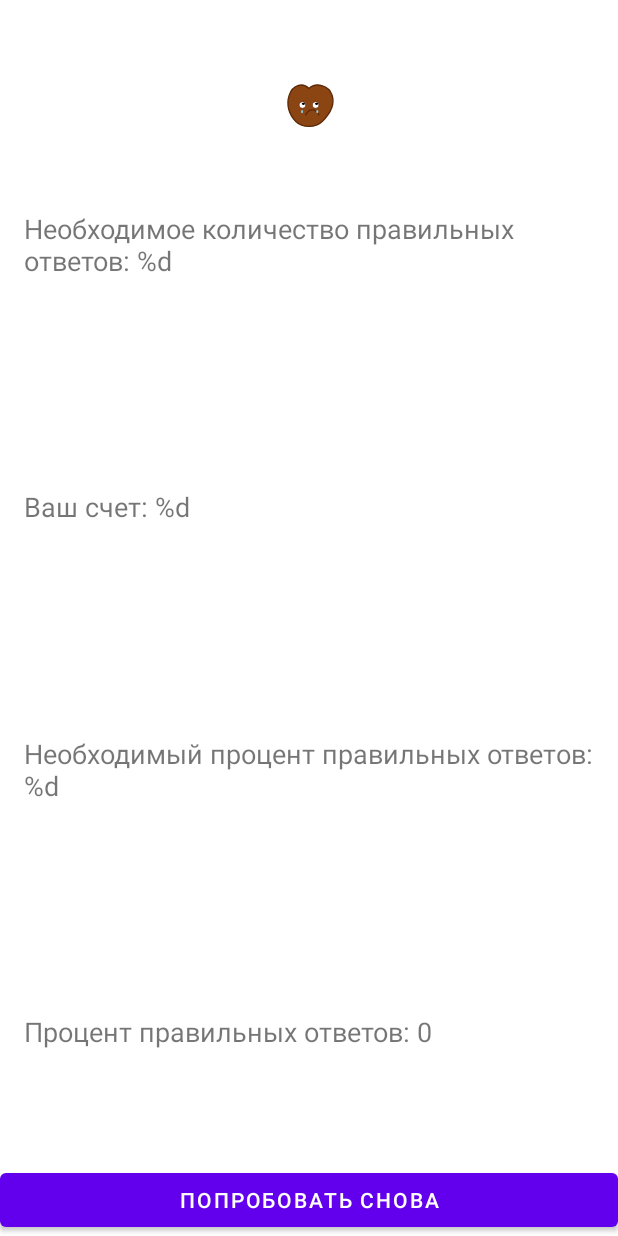
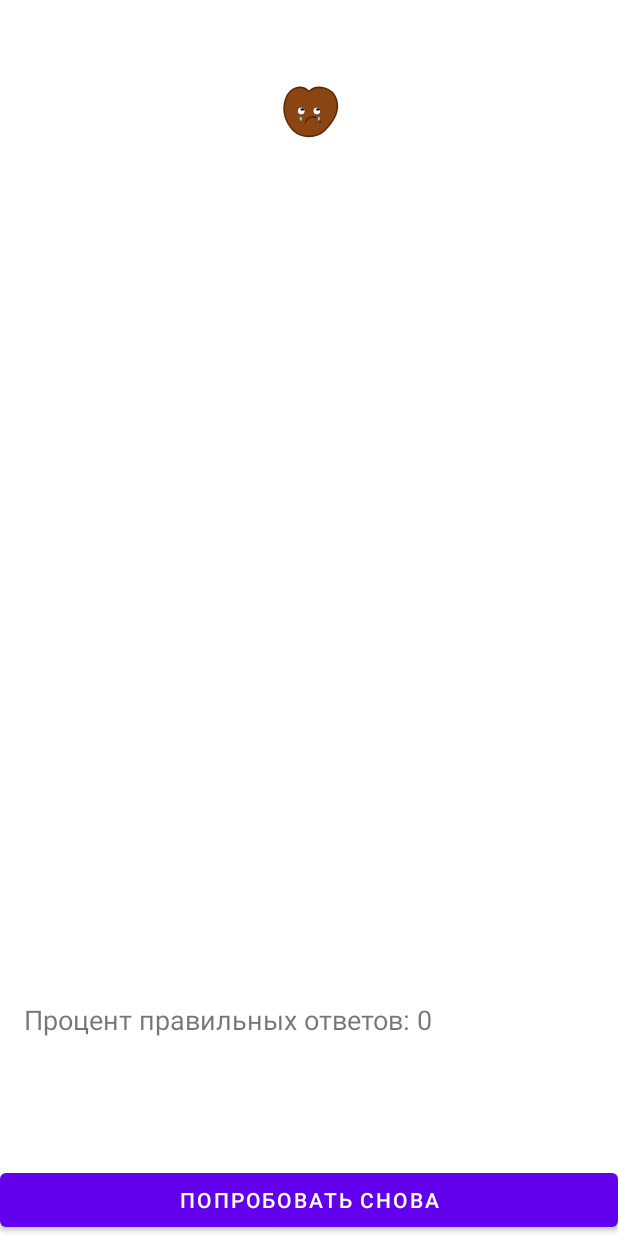
Before and after one commit to Shpzdsh/Compositions, an Android app built with Jetpack Compose: the fragment GameFinishedFragment placed in its activity, on a phone screen of 412 x 824 dp. Run offline under Robolectric (Android 15) with nearby library versions, the phone set to English and light mode, and no system bars; our stand-ins replace data binding; 5 statements that could not run were skipped.

```diff
--- a/app/build.gradle.kts
+++ b/app/build.gradle.kts
@@ -4,7 +4,7 @@ plugins {
     alias(libs.plugins.kotlin.compose)
     alias(libs.plugins.kotlin.parcelize)
     alias(libs.plugins.safeargs)
-
+    alias(libs.plugins.kotlin.kapt)
 }
 
 android {
@@ -39,7 +39,7 @@ android {
     }
     buildFeatures {
         compose = true
-        viewBinding = true
+        dataBinding = true
     }
 }
 
--- a/app/src/main/java/com/shpzdsh/compositions/domain/entity/GameResult.kt
+++ b/app/src/main/java/com/shpzdsh/compositions/domain/entity/GameResult.kt
@@ -9,4 +9,8 @@ data class GameResult(
     val countOfRightAnswer: Int,
     val countOfQuestions: Int,
     val gameSettings: GameSettings,
-) : Parcelable
+) : Parcelable {
+
+    val countOfRightAnswerString: String
+        get() = countOfRightAnswer.toString()
+}
--- a/app/src/main/java/com/shpzdsh/compositions/presentation/GameFinishedFragment.kt
+++ b/app/src/main/java/com/shpzdsh/compositions/presentation/GameFinishedFragment.kt
@@ -45,20 +45,21 @@ class GameFinishedFragment : Fragment() {
     }
 
     private fun bindViews() {
+        binding.gameResult = args.gameResult
         with(binding) {
             emojiResult.setImageResource(getSmileResId())
-            tvRequiredAnswers.text = String.format(
-                getString(R.string.required_score),
-                args.gameResult.gameSettings.minCountOfRightAnswers
-            )
-            tvScopeAnswers.text = String.format(
-                getString(R.string.score_answers),
-                args.gameResult.countOfRightAnswer
-            )
-            tvRequiredPercentage.text = String.format(
-                getString(R.string.required_percentage),
-                args.gameResult.gameSettings.minPercentOfRightAnswer
-            )
+//            tvRequiredAnswers.text = String.format(
+//                getString(R.string.required_score),
+//                args.gameResult.gameSettings.minCountOfRightAnswers
+//            )
+//            tvScopeAnswers.text = String.format(
+//                getString(R.string.score_answers),
+//                args.gameResult.countOfRightAnswer
+//            )
+//            tvRequiredPercentage.text = String.format(
+//                getString(R.string.required_percentage),
+//                args.gameResult.gameSettings.minPercentOfRightAnswer
+//            )
             tvScopePercentage.text = String.format(
                 getString(R.string.score_percentage),
                 getPercentOfRightAnswers()
--- a/app/src/main/res/layout/activity_main.xml
+++ b/app/src/main/res/layout/activity_main.xml
@@ -1,14 +1,16 @@
 <?xml version="1.0" encoding="utf-8"?>
+<layout>
+
     <androidx.fragment.app.FragmentContainerView xmlns:android="http://schemas.android.com/apk/res/android"
+        xmlns:app="http://schemas.android.com/apk/res-auto"
         xmlns:tools="http://schemas.android.com/tools"
-    xmlns:app="http://schemas.android.com/apk/res-auto"
         android:id="@+id/main_container"
-    android:orientation="vertical"
+        android:name="androidx.navigation.fragment.NavHostFragment"
         android:layout_width="match_parent"
         android:layout_height="match_parent"
-    android:name="androidx.navigation.fragment.NavHostFragment"
+        android:orientation="vertical"
+        app:defaultNavHost="true"
         app:navGraph="@navigation/main_navigation"
-    app:defaultNavHost="true"
-    tools:context=".presentation.MainActivity">
+        tools:context=".presentation.MainActivity" />
 
-</androidx.fragment.app.FragmentContainerView>
+</layout>
--- a/app/src/main/res/layout/fragment_game_finished.xml
+++ b/app/src/main/res/layout/fragment_game_finished.xml
@@ -1,9 +1,19 @@
 <?xml version="1.0" encoding="utf-8"?>
+<layout>
+
+    <data>
+
+        <variable
+            name="gameResult"
+            type="com.shpzdsh.compositions.domain.entity.GameResult"
+            />
+    </data>
+
     <androidx.constraintlayout.widget.ConstraintLayout xmlns:android="http://schemas.android.com/apk/res/android"
+        xmlns:app="http://schemas.android.com/apk/res-auto"
         xmlns:tools="http://schemas.android.com/tools"
         android:layout_width="match_parent"
         android:layout_height="match_parent"
-    xmlns:app="http://schemas.android.com/apk/res-auto"
         android:background="@android:color/background_light"
         tools:context=".presentation.GameFinishedFragment">
 
@@ -17,26 +27,26 @@
             app:layout_constraintEnd_toEndOf="parent"
             app:layout_constraintStart_toStartOf="parent"
             app:layout_constraintTop_toTopOf="parent"
-        tools:srcCompat="@drawable/ic_smile_poop"/>
+            tools:srcCompat="@drawable/ic_smile_poop" />
 
         <TextView
             android:id="@+id/tv_required_answers"
             android:layout_width="match_parent"
             android:layout_height="wrap_content"
             android:layout_margin="16dp"
-        android:text="@string/required_score"
+            android:text="@{gameResult.gameSettings.minCountOfRightAnswersString}"
             android:textSize="18sp"
             app:layout_constraintBottom_toTopOf="@+id/tv_scope_answers"
             app:layout_constraintEnd_toEndOf="parent"
             app:layout_constraintStart_toStartOf="parent"
             app:layout_constraintTop_toTopOf="parent"
-        app:layout_constraintVertical_chainStyle="spread"/>
+            app:layout_constraintVertical_chainStyle="spread" />
 
         <TextView
             android:id="@+id/tv_scope_answers"
             android:layout_width="0dp"
             android:layout_height="wrap_content"
-        android:text="@string/score_answers"
+            android:text="@{gameResult.countOfRightAnswerString}"
             android:textSize="18sp"
             app:layout_constraintBottom_toTopOf="@+id/tv_required_percentage"
             app:layout_constraintEnd_toEndOf="@+id/tv_required_answers"
@@ -48,13 +58,13 @@
             android:layout_width="0dp"
             android:layout_height="wrap_content"
             android:layout_marginTop="16dp"
-        android:text="@string/required_percentage"
+            android:text="@{gameResult.gameSettings.minPercentOfRightAnswerString}"
             android:textSize="18sp"
             app:layout_constraintBottom_toTopOf="@+id/tv_scope_percentage"
             app:layout_constraintEnd_toEndOf="@id/tv_required_answers"
             app:layout_constraintStart_toStartOf="@id/tv_required_answers"
             app:layout_constraintTop_toBottomOf="@id/tv_scope_answers"
-        app:layout_constraintVertical_chainStyle="packed"/>
+            app:layout_constraintVertical_chainStyle="packed" />
 
         <TextView
             android:id="@+id/tv_scope_percentage"
@@ -66,14 +76,15 @@
             app:layout_constraintBottom_toBottomOf="parent"
             app:layout_constraintEnd_toEndOf="@id/tv_required_answers"
             app:layout_constraintStart_toStartOf="@+id/tv_required_answers"
-        app:layout_constraintTop_toBottomOf="@+id/tv_required_percentage"/>
+            app:layout_constraintTop_toBottomOf="@+id/tv_required_percentage" />
 
         <Button
             android:id="@+id/button_retry"
             android:layout_width="match_parent"
             android:layout_height="wrap_content"
             android:text="@string/retry"
-        app:layout_constraintBottom_toBottomOf="parent"/>
+            app:layout_constraintBottom_toBottomOf="parent" />
 
 
     </androidx.constraintlayout.widget.ConstraintLayout>
+</layout>
--- a/app/src/main/res/layout/fragment_welcome.xml
+++ b/app/src/main/res/layout/fragment_welcome.xml
@@ -1,4 +1,6 @@
 <?xml version="1.0" encoding="utf-8"?>
+<layout>
+
     <ScrollView xmlns:android="http://schemas.android.com/apk/res/android"
         xmlns:app="http://schemas.android.com/apk/res-auto"
         xmlns:tools="http://schemas.android.com/tools"
@@ -51,3 +53,4 @@
 
         </androidx.constraintlayout.widget.ConstraintLayout>
     </ScrollView>
+</layout>
--- a/gradle/libs.versions.toml
+++ b/gradle/libs.versions.toml
@@ -12,6 +12,7 @@ appcompat = "1.7.1"
 constraintlayout = "2.2.1"
 material = "1.11.0"
 navigation = "2.9.3"
+kapt = "2.2.10"
 
 
 [libraries]
@@ -41,5 +42,6 @@ navigation-ui-ktx = { group = "androidx.navigation", name = "navigation-ui-ktx",
 android-application = { id = "com.android.application", version.ref = "agp" }
 kotlin-android = { id = "org.jetbrains.kotlin.android", version.ref = "kotlin" }
 kotlin-compose = { id = "org.jetbrains.kotlin.plugin.compose", version.ref = "kotlin" }
-kotlin-parcelize = { id = "org.jetbrains.kotlin.plugin.parcelize"}
-safeargs = { id = "androidx.navigation.safeargs.kotlin"}
+kotlin-parcelize = { id = "org.jetbrains.kotlin.plugin.parcelize" }
+safeargs = { id = "androidx.navigation.safeargs.kotlin" }
+kotlin-kapt = { id = "org.jetbrains.kotlin.kapt" }
```
Also changed, not shown: app/src/main/java/com/shpzdsh/compositions/domain/entity/GameSettings.kt (+8 -1 lines), app/src/main/res/layout/fragment_choose_level.xml (+9 -6 lines), app/src/main/res/layout/fragment_game.xml (+16 -13 lines). Lines whose indentation alone changed are shown as unchanged.
